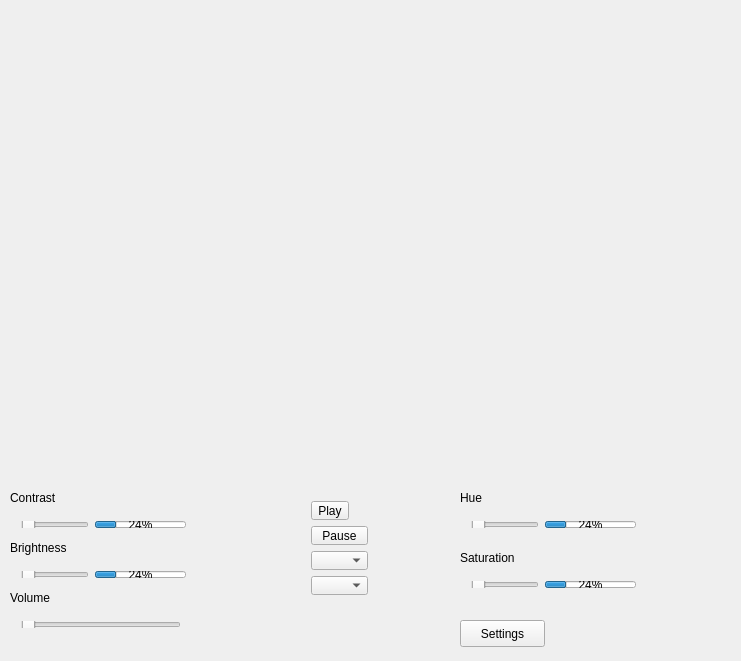
The window that gstvideo.ui (neithanmo/BitRiver) describes before a commit, drawn with Qt 5.
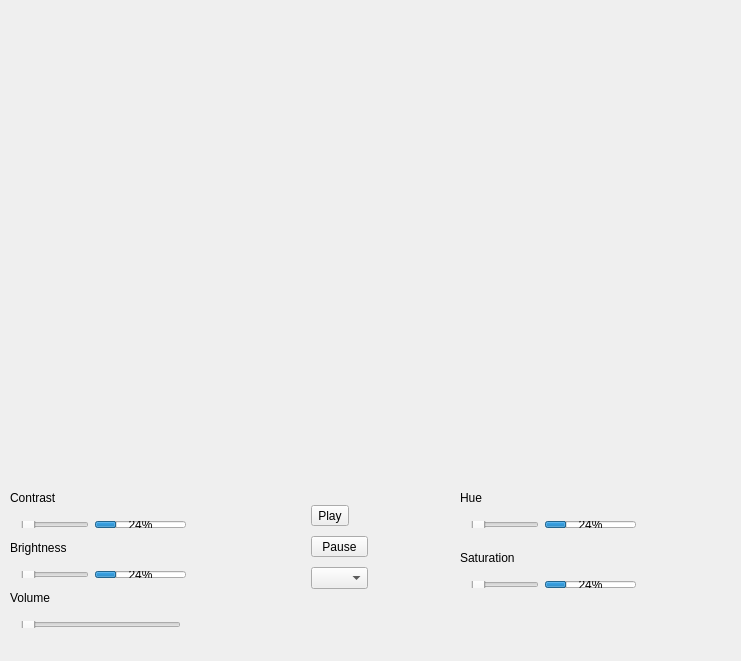
The same window after the commit.

Commit message: window for settings check-only more features for configuration the streamng

What changed in the file:
```diff
--- a/gstvideo.ui
+++ b/gstvideo.ui
@@ -234,9 +234,6 @@
       </property>
      </widget>
     </item>
-    <item>
-     <widget class="QComboBox" name="Resolution"/>
-    </item>
    </layout>
   </widget>
   <widget class="QLabel" name="label">
@@ -304,19 +301,6 @@
     <string>Saturation</string>
    </property>
   </widget>
-  <widget class="QPushButton" name="pushButton">
-   <property name="geometry">
-    <rect>
-     <x>460</x>
-     <y>620</y>
-     <width>85</width>
-     <height>27</height>
-    </rect>
-   </property>
-   <property name="text">
-    <string>Settings</string>
-   </property>
-  </widget>
   <zorder>layoutWidget</zorder>
   <zorder>layoutWidget</zorder>
   <zorder>layoutWidget</zorder>
```
Left out of the diff: 1 changed line with no effect on the pictures.
